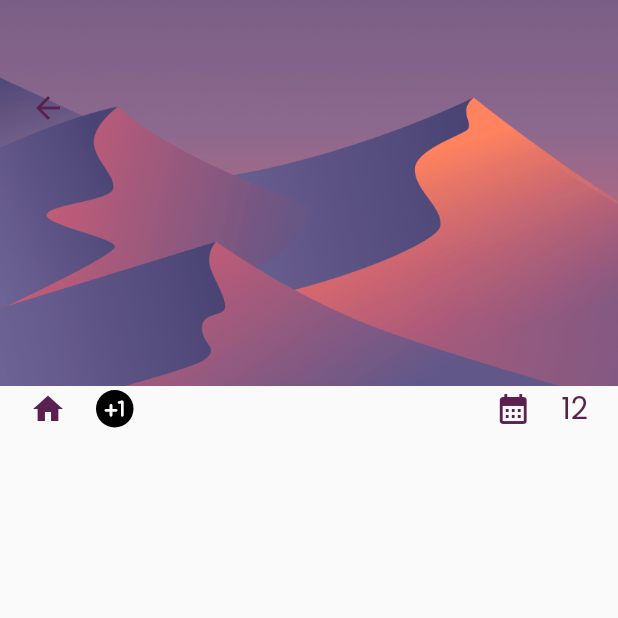
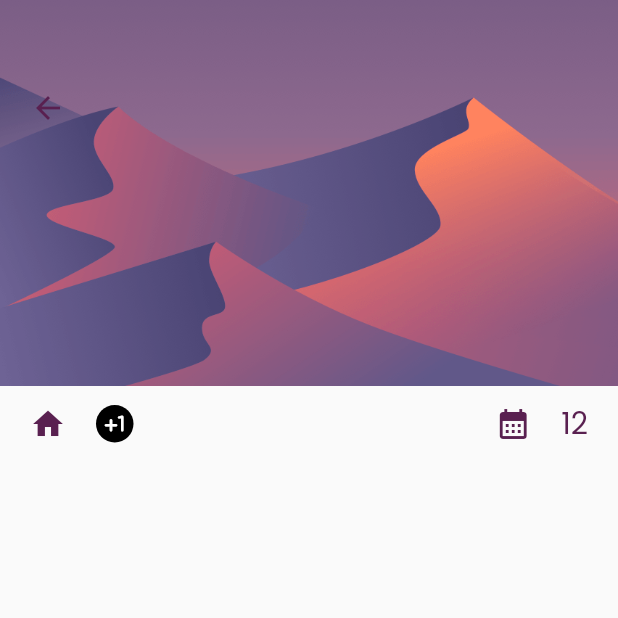
Before and after one commit to mishimabd/softwaredesignpatternsapplication, a Flutter app: the AllTasks screen opened directly, on a phone screen of 412 x 824 dp, the top half of it. Run offline on Flutter 3.47's test engine with Material 2 defaults, Android fonts, the phone set to English and light mode, and no system bars; our stand-ins replace cloud_firestore, firebase_core, get; accounts and stored records are empty.

Commit message:
added sized box with 10 height

```diff
--- a/lib/screens/all_tasks.dart
+++ b/lib/screens/all_tasks.dart
@@ -1,4 +1,5 @@
 import 'package:cloud_firestore/cloud_firestore.dart';
+import 'package:firebase_core/firebase_core.dart';
 import 'package:flutter/material.dart';
 import 'package:softwaredesignpatternsapplication/utils/const.dart';
 import 'package:softwaredesignpatternsapplication/widgets/bottomSheet.dart';
@@ -7,7 +8,9 @@ import 'package:softwaredesignpatternsapplication/widgets/task_widget.dart';
 import 'package:get/get.dart';
 
 class AllTasks extends StatelessWidget {
-  const AllTasks({super.key});
+  const AllTasks({
+    super.key,
+  });
 
   @override
   Widget build(BuildContext context) {
@@ -41,6 +44,7 @@ class AllTasks extends StatelessWidget {
             child:
                 const Icon(Icons.arrow_back, color: AppColors.secondaryColor)),
       ),
+      const SizedBox(height: 10),
       Container(
           padding: const EdgeInsets.only(left: 20, right: 20),
           child: Row(
@@ -73,9 +77,10 @@ class AllTasks extends StatelessWidget {
                 FirebaseFirestore.instance.collection('MyTodos').snapshots(),
             builder:
                 (BuildContext context, AsyncSnapshot<QuerySnapshot> snapshot) {
+              int loli = snapshot.data!.docs.length;
               if (snapshot.hasData) {
                 return ListView.builder(
-                  itemCount: snapshot.data!.docs.length,
+                  itemCount: loli,
                   itemBuilder: (context, index) {
                     final DocumentSnapshot documentSnapshot =
                         snapshot.data!.docs[index];
```
